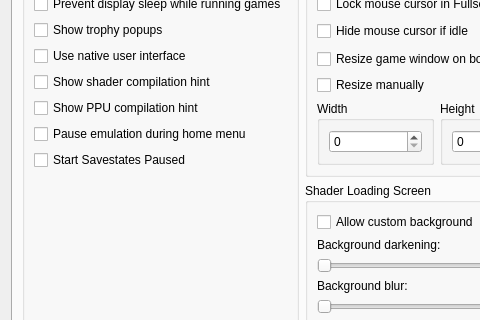
Qt form rpcs3/rpcs3qt/settings_dialog.ui (RPCS3/rpcs3) before a commit; both pictures show x 0 to 480 and y 159 to 479 of the 856 by 688 pixel window.
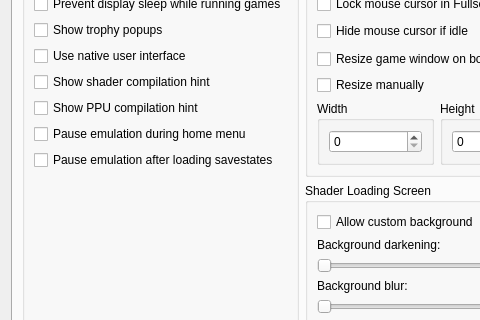
The same form after that commit. The open tabs and pages were chosen to show the change. Icons and pictures are not drawn.

Commit message:
Settings: Rename to Pause emulation after loading savestates
Before the setting's name was Start Savestates Paused

Patch:
```diff
--- a/rpcs3/rpcs3qt/settings_dialog.ui
+++ b/rpcs3/rpcs3qt/settings_dialog.ui
@@ -2923,7 +2923,7 @@
                <item>
                 <widget class="QCheckBox" name="pausedSavestates">
                  <property name="text">
-                  <string>Start Savestates Paused</string>
+                  <string>Pause emulation after loading savestates</string>
                  </property>
                 </widget>
                </item>
```
